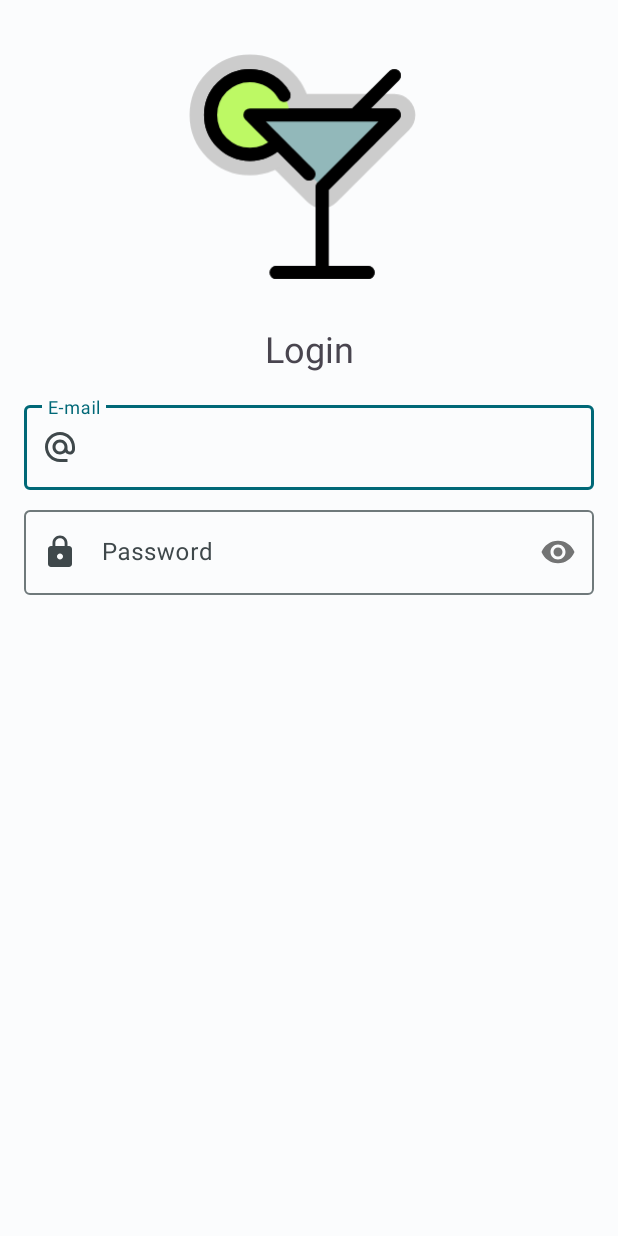
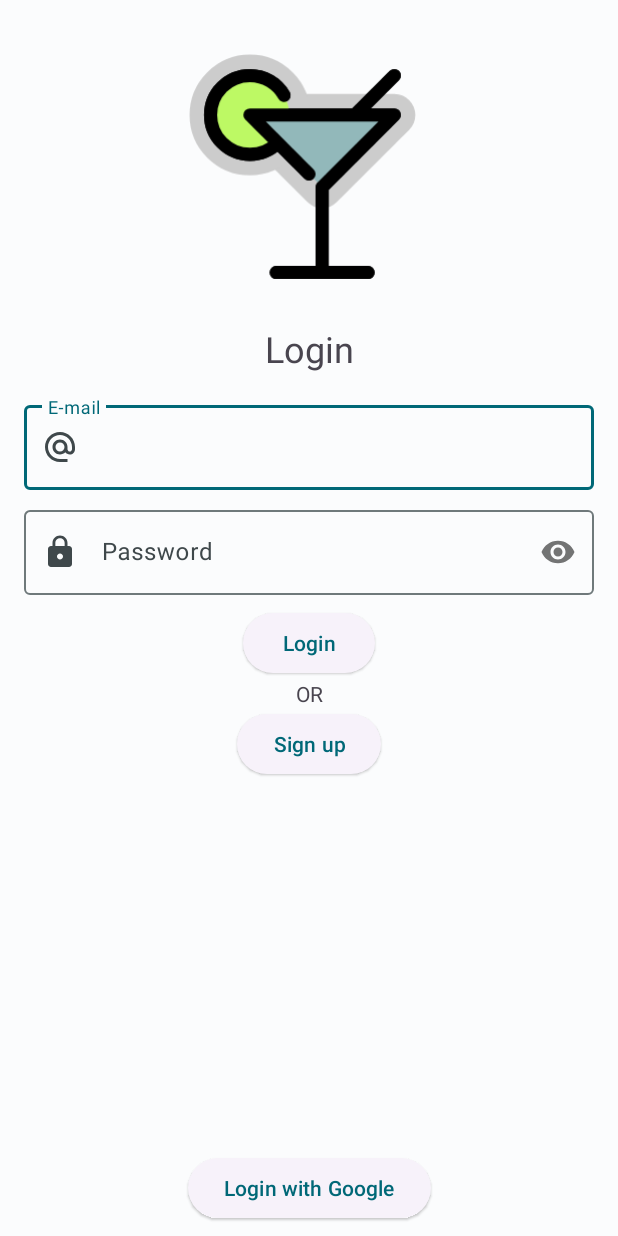
Before and after one commit to AndreaDAmicis22/WellDrinkAppAndroid, an Android app: the layout activity_login.xml on its own in the app's theme, with its tools: preview values and no code run, on a phone screen of 412 x 824 dp. Run offline under Robolectric (Android 15) with nearby library versions, the phone set to English and light mode, and no system bars.

Commit message:
Adds buttons in activity login

```diff
--- a/app/src/main/res/layout/activity_login.xml
+++ b/app/src/main/res/layout/activity_login.xml
@@ -79,4 +79,45 @@
             android:inputType="textPassword" />
     </com.google.android.material.textfield.TextInputLayout>
 
+    <Button
+        android:id="@+id/login_btnSignUp"
+        style="@style/Widget.Material3.Button.ElevatedButton"
+        android:layout_width="wrap_content"
+        android:layout_height="wrap_content"
+        android:text="@string/login_btnSignUp"
+        app:layout_constraintEnd_toStartOf="@+id/login_gdlEnd"
+        app:layout_constraintStart_toStartOf="@+id/login_gdlBegin"
+        app:layout_constraintTop_toBottomOf="@+id/login_txtOr" />
+
+    <Button
+        android:id="@+id/login_btnLogin"
+        style="@style/Widget.Material3.Button.ElevatedButton"
+        android:layout_width="wrap_content"
+        android:layout_height="wrap_content"
+        android:layout_marginTop="8dp"
+        android:text="@string/login_btnLogin"
+        app:layout_constraintEnd_toStartOf="@+id/login_gdlEnd"
+        app:layout_constraintStart_toStartOf="@+id/login_gdlBegin"
+        app:layout_constraintTop_toBottomOf="@+id/login_pswLayout" />
+
+    <TextView
+        android:id="@+id/login_txtOr"
+        android:layout_width="wrap_content"
+        android:layout_height="wrap_content"
+        android:text="@string/login_txtOr"
+        app:layout_constraintEnd_toStartOf="@+id/login_gdlEnd"
+        app:layout_constraintStart_toStartOf="@+id/login_gdlBegin"
+        app:layout_constraintTop_toBottomOf="@+id/login_btnLogin" />
+
+    <Button
+        android:id="@+id/login_btnLoginGoogle"
+        style="@style/Widget.Material3.Button.ElevatedButton"
+        android:layout_width="wrap_content"
+        android:layout_height="wrap_content"
+        android:layout_marginBottom="8dp"
+        android:text="@string/login_btnLoginGoogle"
+        app:layout_constraintBottom_toBottomOf="parent"
+        app:layout_constraintEnd_toStartOf="@+id/login_gdlEnd"
+        app:layout_constraintStart_toStartOf="@+id/login_gdlBegin" />
+
 </androidx.constraintlayout.widget.ConstraintLayout>
--- a/app/src/main/res/layout/fragment_profile.xml
+++ b/app/src/main/res/layout/fragment_profile.xml
@@ -32,7 +32,7 @@
         app:layout_constraintTop_toTopOf="parent" />
 
     <View
-        android:id="@+id/view"
+        android:id="@+id/login_viewOr"
         android:layout_width="316dp"
         android:layout_height="1dp"
         android:layout_marginTop="3dp"
--- a/app/src/main/res/values/strings.xml
+++ b/app/src/main/res/values/strings.xml
@@ -45,4 +45,8 @@
     <string name="fav_card_title_ingredient">Favorite Ingredient</string>
     <string name="profile_btnLogOut">Log out</string>
     <string name="login_txtTitle">Login</string>
+    <string name="login_btnSignUp">Sign up</string>
+    <string name="login_btnLogin">Login</string>
+    <string name="login_txtOr">OR</string>
+    <string name="login_btnLoginGoogle">Login with Google</string>
 </resources>
```
